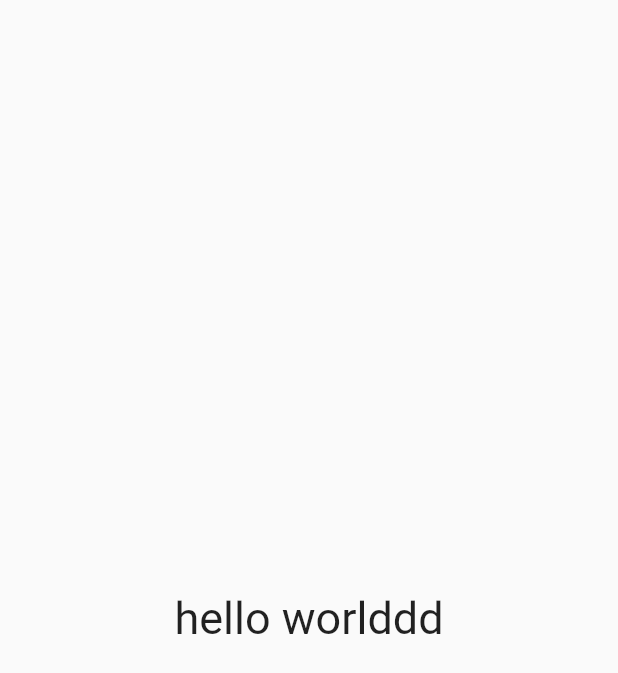
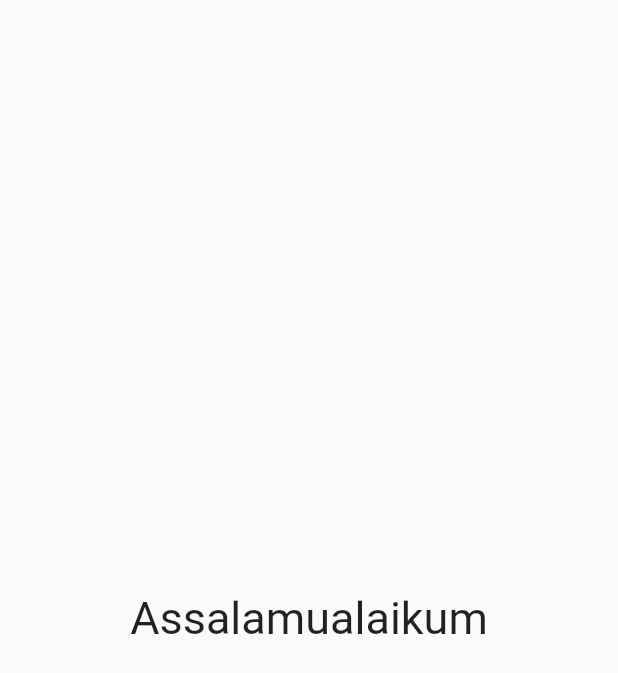
Before and after one commit to dannykurniawan1/flutterhelloworld, a Flutter app: the screen it shows after launch, on a phone screen of 412 x 824 dp. Shown: the top 673 px of the screen. Run offline on Flutter 3.47's test engine with Material 2 defaults, Android fonts, the phone set to English and light mode, and no system bars.

Commit message:
change Commit

```diff
--- a/lib/main.dart
+++ b/lib/main.dart
@@ -15,7 +15,7 @@ class MyApp extends StatelessWidget {
       home: Scaffold(
         body: Center(
           child: Text(
-              'hello worlddd',
+              'Assalamualaikum',
               style: TextStyle(
               fontSize: 30
               ),
```
